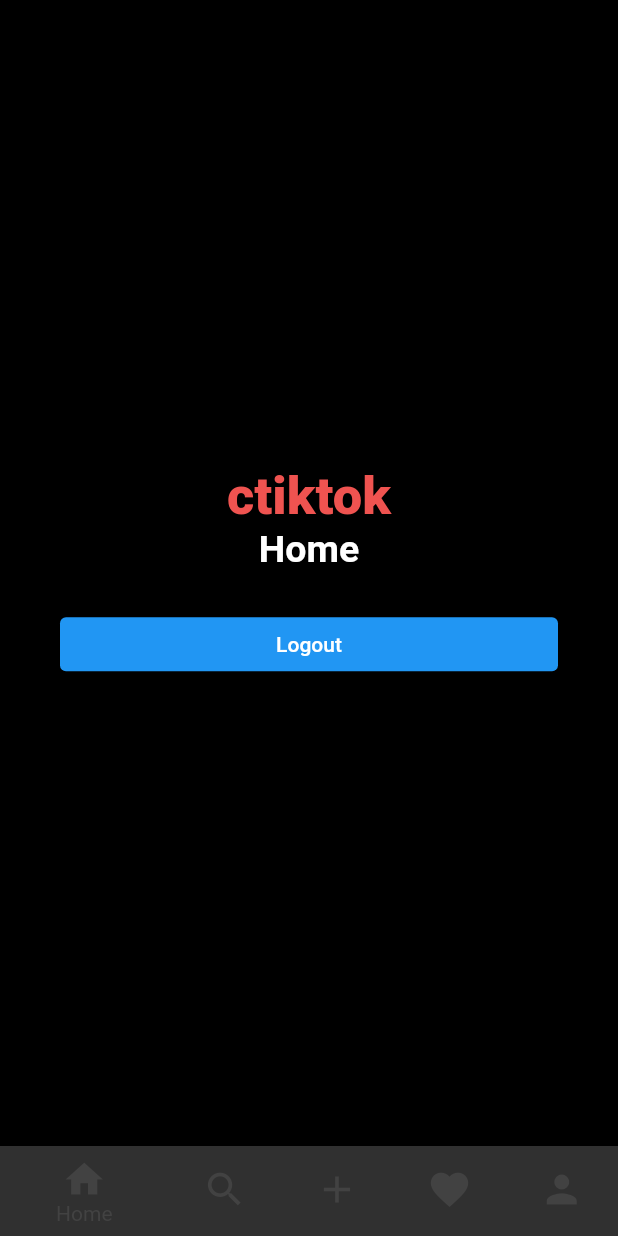
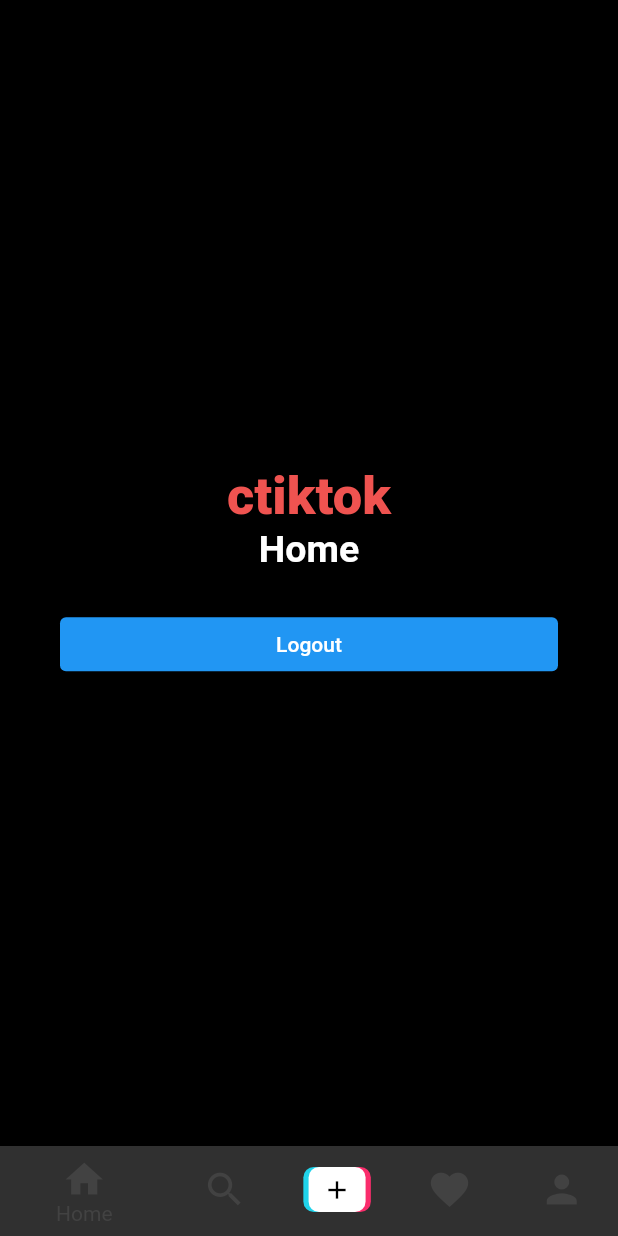
Before and after one commit to ekusiadadus/ctiktok, a Flutter app: the screen it shows once a user with an empty profile is signed in, on a phone screen of 412 x 824 dp. Run offline on Flutter 3.47's test engine with Material 2 defaults, Android fonts, the phone set to English and light mode, and no system bars; our stand-ins replace cloud_firestore, firebase_auth, firebase_core, firebase_storage, get, image_picker; accounts and stored records are empty.

Commit message:
feat: :tiktok: add home custom button

```diff
--- a/lib/views/screens/home_screen.dart
+++ b/lib/views/screens/home_screen.dart
@@ -1,3 +1,4 @@
+import 'package:ctiktok/views/widgets/custom_icon.dart';
 import 'package:flutter/material.dart';
 
 import '../../constants.dart';
@@ -46,24 +47,24 @@ class HomeScreen extends StatelessWidget {
         ),
       ),
       bottomNavigationBar: BottomNavigationBar(
-        items: const [
-          BottomNavigationBarItem(
+        items: [
+          const BottomNavigationBarItem(
             icon: Icon(Icons.home, size: 30),
             label: 'Home',
           ),
-          BottomNavigationBarItem(
+          const BottomNavigationBarItem(
             icon: Icon(Icons.search, size: 30),
             label: 'Search',
           ),
           BottomNavigationBarItem(
-            icon: Icon(Icons.add, size: 30),
-            label: 'Add',
+            icon: CustomIcon(),
+            label: '',
           ),
-          BottomNavigationBarItem(
+          const BottomNavigationBarItem(
             icon: Icon(Icons.favorite, size: 30),
             label: 'Favorite',
           ),
-          BottomNavigationBarItem(
+          const BottomNavigationBarItem(
             icon: Icon(Icons.person, size: 30),
             label: 'Profile',
           ),
--- /dev/null
+++ b/lib/views/widgets/custom_icon.dart
@@ -0,0 +1,50 @@
+import 'package:flutter/material.dart';
+
+class CustomIcon extends StatelessWidget {
+  @override
+  Widget build(BuildContext context) {
+    return SizedBox(
+      width: 45,
+      height: 30,
+      child: Stack(
+        children: [
+          Container(
+            margin: const EdgeInsets.only(
+              left: 10,
+            ),
+            width: 38,
+            decoration: BoxDecoration(
+              color: const Color.fromARGB(255, 250, 45, 108),
+              borderRadius: BorderRadius.circular(7),
+            ),
+          ),
+          Container(
+            margin: const EdgeInsets.only(
+              right: 10,
+            ),
+            width: 38,
+            decoration: BoxDecoration(
+              color: const Color.fromARGB(255, 32, 211, 234),
+              borderRadius: BorderRadius.circular(7),
+            ),
+          ),
+          Center(
+            child: Container(
+              height: double.infinity,
+              width: 38,
+              decoration: BoxDecoration(
+                color: Colors.white,
+                borderRadius: BorderRadius.circular(7),
+              ),
+              child: const Icon(
+                Icons.add,
+                color: Colors.black,
+                size: 20,
+              ),
+            ),
+          )
+        ],
+      ),
+    );
+  }
+}
```
